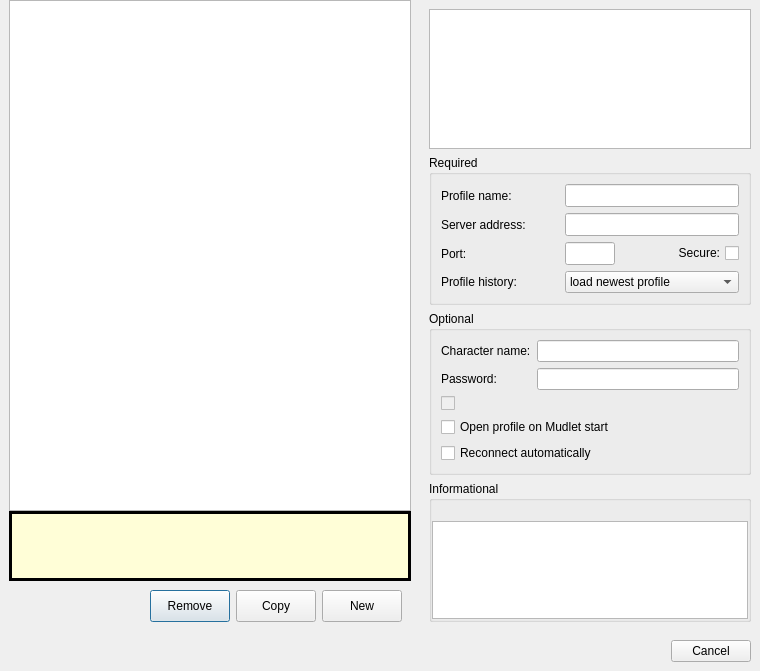
Mudlet/Mudlet, file src/ui/connection_profiles.ui: the form before one commit.
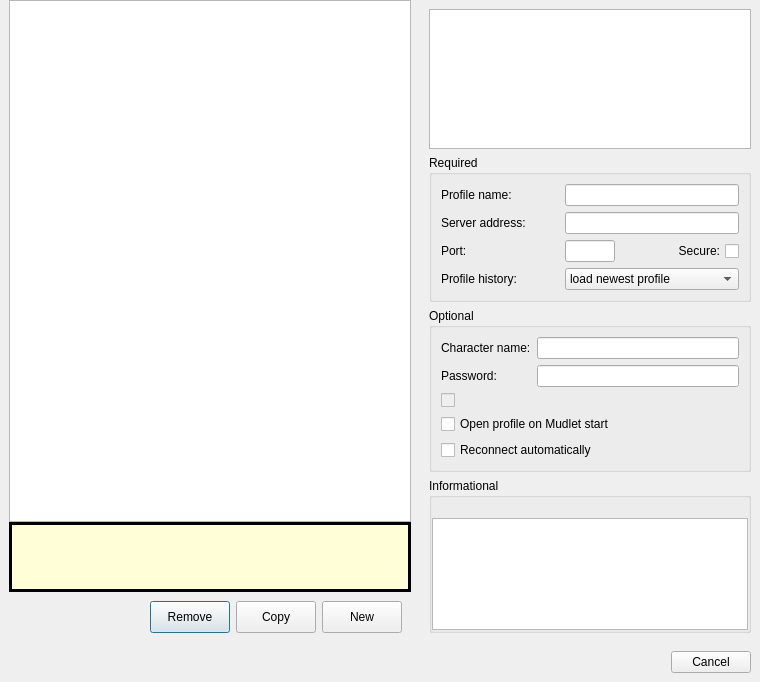
The form after the commit. Icons and pictures are not drawn.

```diff
--- a/src/ui/connection_profiles.ui
+++ b/src/ui/connection_profiles.ui
@@ -7,7 +7,7 @@
     <x>0</x>
     <y>0</y>
     <width>760</width>
-    <height>671</height>
+    <height>682</height>
    </rect>
   </property>
   <property name="minimumSize">
@@ -373,6 +373,15 @@
                    </color>
                   </brush>
                  </colorrole>
+                 <colorrole role="PlaceholderText">
+                  <brush brushstyle="NoBrush">
+                   <color alpha="128">
+                    <red>0</red>
+                    <green>0</green>
+                    <blue>0</blue>
+                   </color>
+                  </brush>
+                 </colorrole>
                 </active>
                 <inactive>
                  <colorrole role="WindowText">
@@ -510,6 +519,15 @@
                    </color>
                   </brush>
                  </colorrole>
+                 <colorrole role="PlaceholderText">
+                  <brush brushstyle="NoBrush">
+                   <color alpha="128">
+                    <red>0</red>
+                    <green>0</green>
+                    <blue>0</blue>
+                   </color>
+                  </brush>
+                 </colorrole>
                 </inactive>
                 <disabled>
                  <colorrole role="WindowText">
@@ -647,6 +665,15 @@
                    </color>
                   </brush>
                  </colorrole>
+                 <colorrole role="PlaceholderText">
+                  <brush brushstyle="NoBrush">
+                   <color alpha="128">
+                    <red>0</red>
+                    <green>0</green>
+                    <blue>0</blue>
+                   </color>
+                  </brush>
+                 </colorrole>
                 </disabled>
                </palette>
               </property>
@@ -822,6 +849,15 @@
                    </color>
                   </brush>
                  </colorrole>
+                 <colorrole role="PlaceholderText">
+                  <brush brushstyle="NoBrush">
+                   <color alpha="128">
+                    <red>0</red>
+                    <green>0</green>
+                    <blue>0</blue>
+                   </color>
+                  </brush>
+                 </colorrole>
                 </active>
                 <inactive>
                  <colorrole role="WindowText">
@@ -959,6 +995,15 @@
                    </color>
                   </brush>
                  </colorrole>
+                 <colorrole role="PlaceholderText">
+                  <brush brushstyle="NoBrush">
+                   <color alpha="128">
+                    <red>0</red>
+                    <green>0</green>
+                    <blue>0</blue>
+                   </color>
+                  </brush>
+                 </colorrole>
                 </inactive>
                 <disabled>
                  <colorrole role="WindowText">
@@ -1096,6 +1141,15 @@
                    </color>
                   </brush>
                  </colorrole>
+                 <colorrole role="PlaceholderText">
+                  <brush brushstyle="NoBrush">
+                   <color alpha="128">
+                    <red>0</red>
+                    <green>0</green>
+                    <blue>0</blue>
+                   </color>
+                  </brush>
+                 </colorrole>
                 </disabled>
                </palette>
               </property>
@@ -1271,6 +1325,15 @@
                    </color>
                   </brush>
                  </colorrole>
+                 <colorrole role="PlaceholderText">
+                  <brush brushstyle="NoBrush">
+                   <color alpha="128">
+                    <red>0</red>
+                    <green>0</green>
+                    <blue>0</blue>
+                   </color>
+                  </brush>
+                 </colorrole>
                 </active>
                 <inactive>
                  <colorrole role="WindowText">
@@ -1408,6 +1471,15 @@
                    </color>
                   </brush>
                  </colorrole>
+                 <colorrole role="PlaceholderText">
+                  <brush brushstyle="NoBrush">
+                   <color alpha="128">
+                    <red>0</red>
+                    <green>0</green>
+                    <blue>0</blue>
+                   </color>
+                  </brush>
+                 </colorrole>
                 </inactive>
                 <disabled>
                  <colorrole role="WindowText">
@@ -1545,6 +1617,15 @@
                    </color>
                   </brush>
                  </colorrole>
+                 <colorrole role="PlaceholderText">
+                  <brush brushstyle="NoBrush">
+                   <color alpha="128">
+                    <red>0</red>
+                    <green>0</green>
+                    <blue>0</blue>
+                   </color>
+                  </brush>
+                 </colorrole>
                 </disabled>
                </palette>
               </property>
@@ -1720,6 +1801,15 @@
                    </color>
                   </brush>
                  </colorrole>
+                 <colorrole role="PlaceholderText">
+                  <brush brushstyle="NoBrush">
+                   <color alpha="128">
+                    <red>0</red>
+                    <green>0</green>
+                    <blue>0</blue>
+                   </color>
+                  </brush>
+                 </colorrole>
                 </active>
                 <inactive>
                  <colorrole role="WindowText">
@@ -1857,6 +1947,15 @@
                    </color>
                   </brush>
                  </colorrole>
+                 <colorrole role="PlaceholderText">
+                  <brush brushstyle="NoBrush">
+                   <color alpha="128">
+                    <red>0</red>
+                    <green>0</green>
+                    <blue>0</blue>
+                   </color>
+                  </brush>
+                 </colorrole>
                 </inactive>
                 <disabled>
                  <colorrole role="WindowText">
@@ -1994,6 +2093,15 @@
                    </color>
                   </brush>
                  </colorrole>
+                 <colorrole role="PlaceholderText">
+                  <brush brushstyle="NoBrush">
+                   <color alpha="128">
+                    <red>0</red>
+                    <green>0</green>
+                    <blue>0</blue>
+                   </color>
+                  </brush>
+                 </colorrole>
                 </disabled>
                </palette>
               </property>
@@ -2217,12 +2325,6 @@
             </item>
             <item row="0" column="1" colspan="2">
              <widget class="QLineEdit" name="profile_name_entry">
-              <property name="font">
-               <font>
-                <family>Bitstream Charter</family>
-                <pointsize>9</pointsize>
-               </font>
-              </property>
               <property name="readOnly">
                <bool>false</bool>
               </property>
@@ -2243,12 +2345,6 @@
                 <height>0</height>
                </size>
               </property>
-              <property name="font">
-               <font>
-                <family>Bitstream Charter</family>
-                <pointsize>9</pointsize>
-               </font>
-              </property>
              </widget>
             </item>
             <item row="2" column="0">
@@ -2272,12 +2368,6 @@
                 <height>16777215</height>
                </size>
               </property>
-              <property name="font">
-               <font>
-                <family>Bitstream Charter</family>
-                <pointsize>9</pointsize>
-               </font>
-              </property>
               <property name="text">
                <string/>
               </property>
```
Left out of the diff: 6 changed lines with no effect on the pictures.
